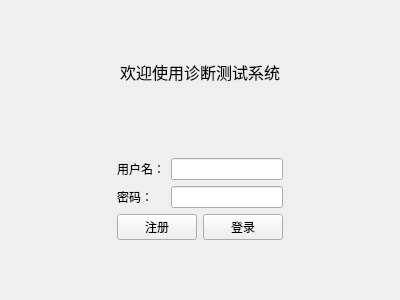
Old version of the form DiagnoseSystem/ui/loginview.ui in the repository moonnight123/QTDiagnoseSystem.
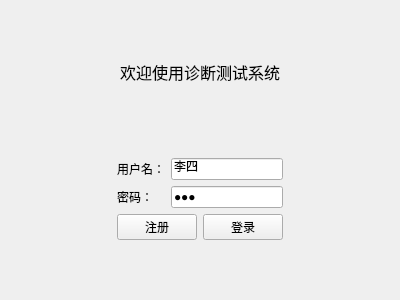
New version of the form.

Patch:
```diff
--- a/DiagnoseSystem/ui/loginview.ui
+++ b/DiagnoseSystem/ui/loginview.ui
@@ -91,13 +91,20 @@
          </item>
          <item row="1" column="1">
           <widget class="QLineEdit" name="inputPassWord">
+           <property name="text">
+            <string>120</string>
+           </property>
            <property name="echoMode">
             <enum>QLineEdit::Password</enum>
            </property>
           </widget>
          </item>
          <item row="0" column="1">
-          <widget class="QLineEdit" name="inputuserName"/>
+          <widget class="QLineEdit" name="inputuserName">
+           <property name="text">
+            <string>李四</string>
+           </property>
+          </widget>
          </item>
         </layout>
        </item>
```
